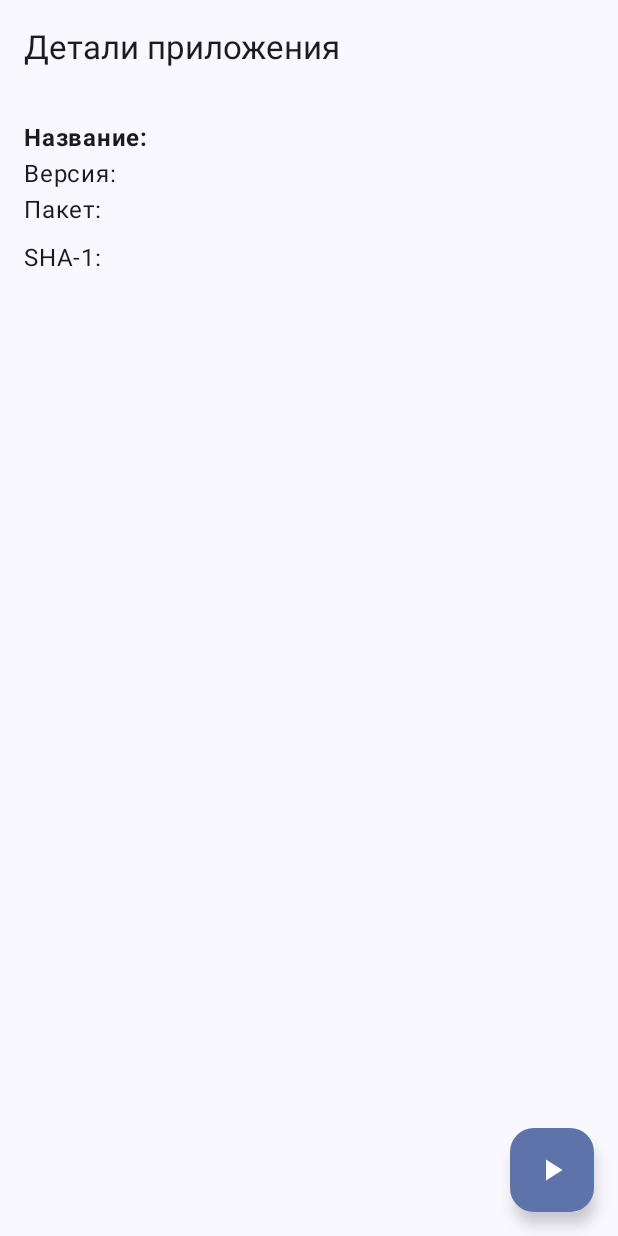
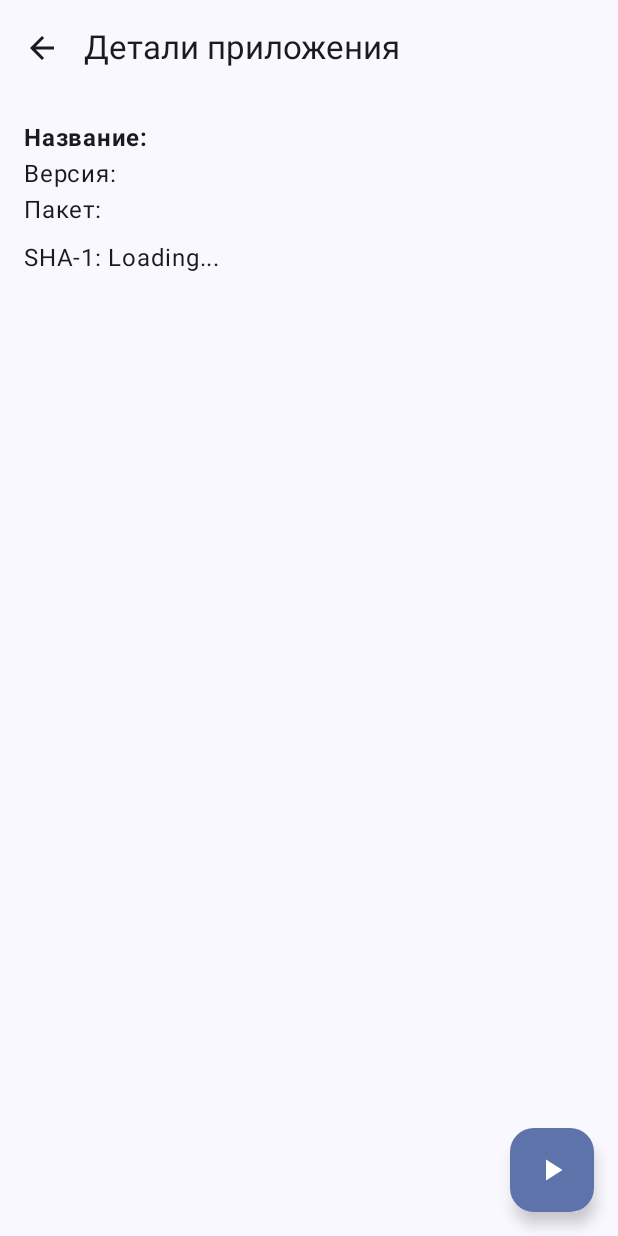
Before and after one commit to bag911/MyAppsList, an Android app built with Jetpack Compose: the detail_screen screen opened through its navigation route, on a phone screen of 412 x 824 dp. Run offline under Robolectric (Android 15) with nearby library versions, the phone set to English and light mode, and no system bars; our stand-ins replace Dagger/Hilt's generated code.

Commit message:
change structure

```diff
--- a/app/src/main/java/com/example/myapps/features/detail/AppDetailViewModel.kt
+++ b/app/src/main/java/com/example/myapps/features/detail/AppDetailViewModel.kt
@@ -1,11 +1,14 @@
 package com.example.myapps.features.detail
 
+import androidx.lifecycle.viewModelScope
 import com.example.myapps.core.MVIViewModel
 import com.example.myapps.features.detail.data.FileEncoder
 import com.example.myapps.features.detail.mvi.DetailAction
 import com.example.myapps.features.detail.mvi.DetailEvent
 import com.example.myapps.features.detail.mvi.DetailState
 import dagger.hilt.android.lifecycle.HiltViewModel
+import kotlinx.coroutines.Dispatchers
+import kotlinx.coroutines.launch
 import javax.inject.Inject
 
 @HiltViewModel
@@ -16,20 +19,35 @@ class AppDetailViewModel @Inject constructor(
     override fun onAction(action: DetailAction) {
         when (action) {
             is DetailAction.LoadAppDetails -> {
-                if (action.appInfo == null) { emitEvent(DetailEvent.ShowToast("Smth went wrong"))}
+                if (action.appInfo == null) {
+                    emitEvent(DetailEvent.ShowToast("Smth went wrong"))
+                }
                 updateState {
                     copy(
                         appName = action.appInfo?.name.orEmpty(),
                         packageName = action.appInfo?.packageName.orEmpty(),
                         versionName = action.appInfo?.versionName.orEmpty(),
-                        checkSum = fileEncoder.getApkChecksum(action.appInfo?.apkPath.orEmpty())
                     )
+                }
+
+                viewModelScope.launch(Dispatchers.Default) {
+                    updateState {
+                        copy(
+                            checkSum = fileEncoder.getApkChecksum(
+                                action.appInfo?.apkPath.orEmpty()
+                            )
+                        )
+                    }
                 }
             }
 
             is DetailAction.OnLaunchClicked -> {
                 emitEvent(DetailEvent.LaunchApp(currentState.packageName))
             }
+
+            is DetailAction.OnBack -> {
+                emitEvent(DetailEvent.Back)
+            }
         }
     }
 }
--- a/app/src/main/java/com/example/myapps/features/detail/AppDetailScreen.kt
+++ b/app/src/main/java/com/example/myapps/features/detail/compose_views/AppDetailScreen.kt
@@ -1,18 +1,19 @@
-package com.example.myapps.features.detail
+package com.example.myapps.features.detail.compose_views
 
 import androidx.compose.foundation.layout.Column
 import androidx.compose.foundation.layout.padding
 import androidx.compose.material.icons.Icons
+import androidx.compose.material.icons.automirrored.filled.ArrowBack
 import androidx.compose.material.icons.filled.PlayArrow
 import androidx.compose.material3.ExperimentalMaterial3Api
 import androidx.compose.material3.FloatingActionButton
 import androidx.compose.material3.Icon
+import androidx.compose.material3.IconButton
 import androidx.compose.material3.Scaffold
 import androidx.compose.material3.Text
 import androidx.compose.material3.TopAppBar
 import androidx.compose.runtime.Composable
 import androidx.compose.ui.Modifier
-import androidx.compose.ui.platform.LocalContext
 import androidx.compose.ui.text.font.FontWeight
 import androidx.compose.ui.unit.dp
 import com.example.myapps.features.detail.mvi.DetailAction
@@ -25,10 +26,16 @@ fun AppDetailScreen(
     state: DetailState,
     onAction: (DetailAction) -> Unit,
 ) {
-    val context = LocalContext.current
-
     Scaffold(
-        topBar = { TopAppBar(title = { Text("Детали приложения") }) },
+        topBar = {
+            TopAppBar(
+                navigationIcon = {
+                    IconButton(onClick = { onAction(DetailAction.OnBack) }) {
+                        Icon(Icons.AutoMirrored.Default.ArrowBack, contentDescription = "Back")
+                    }
+                },
+                title = { Text("Детали приложения") })
+        },
         floatingActionButton = {
             FloatingActionButton(onClick = { onAction(DetailAction.OnLaunchClicked) }) {
                 Icon(Icons.Default.PlayArrow, contentDescription = "Launch")
@@ -43,7 +50,9 @@ fun AppDetailScreen(
             Text("Название: ${state.appName}", fontWeight = FontWeight.Bold)
             Text("Версия: ${state.versionName}")
             Text("Пакет: ${state.packageName}")
-            Text("SHA-1: ${state.checkSum}", modifier = Modifier.padding(top = 8.dp))
+
+            val checkSumTxt = state.checkSum.takeIf { it.isNotBlank() } ?: "Loading..."
+            Text("SHA-1: ${checkSumTxt}", modifier = Modifier.padding(top = 8.dp))
         }
     }
 }
--- a/app/src/main/java/com/example/myapps/features/detail/AppDetailScreenWrapper.kt
+++ b/app/src/main/java/com/example/myapps/features/detail/compose_views/AppDetailScreenWrapper.kt
@@ -1,4 +1,4 @@
-package com.example.myapps.features.detail
+package com.example.myapps.features.detail.compose_views
 
 import android.content.Context
 import android.widget.Toast
@@ -10,6 +10,7 @@ import androidx.hilt.navigation.compose.hiltViewModel
 import androidx.lifecycle.compose.collectAsStateWithLifecycle
 import androidx.navigation.NavController
 import com.example.myapps.AppInfo
+import com.example.myapps.features.detail.AppDetailViewModel
 import com.example.myapps.features.detail.mvi.DetailAction
 import com.example.myapps.features.detail.mvi.DetailEvent
 
@@ -37,6 +38,9 @@ fun AppDetailScreenWrapper(
                 is DetailEvent.LaunchApp -> {
                     launchApp(context, event.packageName)
                 }
+                is DetailEvent.Back -> {
+                    navController.popBackStack()
+                }
             }
         }
     }
--- a/app/src/main/java/com/example/myapps/features/detail/mvi/DetailAction.kt
+++ b/app/src/main/java/com/example/myapps/features/detail/mvi/DetailAction.kt
@@ -5,4 +5,5 @@ import com.example.myapps.AppInfo
 sealed interface DetailAction {
     data class LoadAppDetails(val appInfo: AppInfo?) : DetailAction
     data object OnLaunchClicked : DetailAction
+    data object OnBack : DetailAction
 }
--- a/app/src/main/java/com/example/myapps/features/detail/mvi/DetailEvent.kt
+++ b/app/src/main/java/com/example/myapps/features/detail/mvi/DetailEvent.kt
@@ -3,4 +3,5 @@ package com.example.myapps.features.detail.mvi
 sealed interface DetailEvent {
     data class ShowToast(val message: String) : DetailEvent
     data class LaunchApp(val packageName: String) : DetailEvent
+    data object Back : DetailEvent
 }
--- a/app/src/main/java/com/example/myapps/features/list/AppListScreen.kt
+++ b/app/src/main/java/com/example/myapps/features/list/compose_views/AppListScreen.kt
@@ -1,4 +1,4 @@
-package com.example.myapps.features.list
+package com.example.myapps.features.list.compose_views
 
 import androidx.compose.animation.core.LinearEasing
 import androidx.compose.animation.core.RepeatMode
--- a/app/src/main/java/com/example/myapps/features/list/AppListScreenWrapper.kt
+++ b/app/src/main/java/com/example/myapps/features/list/compose_views/AppListScreenWrapper.kt
@@ -1,4 +1,4 @@
-package com.example.myapps.features.list
+package com.example.myapps.features.list.compose_views
 
 import androidx.compose.runtime.Composable
 import androidx.compose.runtime.LaunchedEffect
@@ -6,6 +6,7 @@ import androidx.compose.runtime.getValue
 import androidx.hilt.navigation.compose.hiltViewModel
 import androidx.lifecycle.compose.collectAsStateWithLifecycle
 import androidx.navigation.NavController
+import com.example.myapps.features.list.AppListViewModel
 import com.example.myapps.features.list.mvi.ListEvent
 import com.example.myapps.navigation.Screen
 
--- a/app/src/main/java/com/example/myapps/navigation/NavGraph.kt
+++ b/app/src/main/java/com/example/myapps/navigation/NavGraph.kt
@@ -4,8 +4,8 @@ import androidx.compose.runtime.Composable
 import androidx.navigation.compose.NavHost
 import androidx.navigation.compose.composable
 import androidx.navigation.compose.rememberNavController
-import com.example.myapps.features.detail.AppDetailScreenWrapper
-import com.example.myapps.features.list.AppListScreenWrapper
+import com.example.myapps.features.detail.compose_views.AppDetailScreenWrapper
+import com.example.myapps.features.list.compose_views.AppListScreenWrapper
 
 @Composable
 fun NavGraph() {
```
